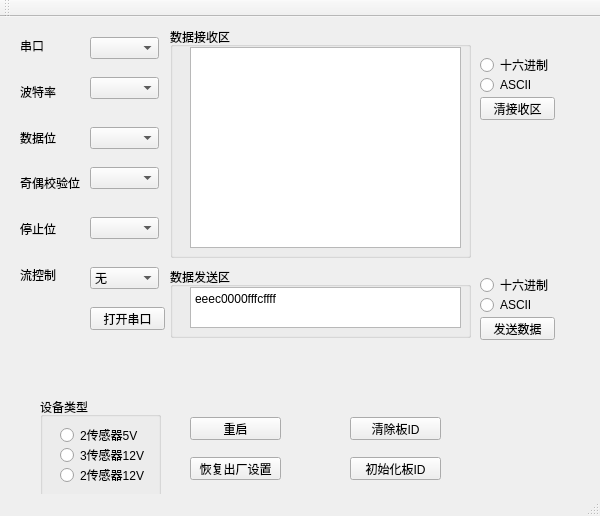
First picture: the form in Tool/FATool/FATool.ui, repository zhjiehua/PadPrinter, before the edit.
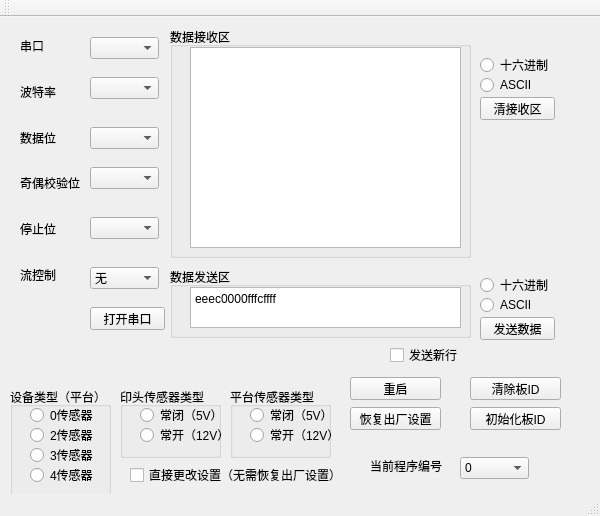
Second picture: the form after the edit.

```diff
--- a/Tool/FATool/FATool.ui
+++ b/Tool/FATool/FATool.ui
@@ -313,8 +313,8 @@
    <widget class="QPushButton" name="btnResetDefault">
     <property name="geometry">
      <rect>
-      <x>190</x>
-      <y>440</y>
+      <x>350</x>
+      <y>390</y>
       <width>91</width>
       <height>23</height>
      </rect>
@@ -323,63 +323,76 @@
      <string>恢复出厂设置</string>
     </property>
    </widget>
-   <widget class="QRadioButton" name="rb2Sensors5V">
-    <property name="geometry">
-     <rect>
-      <x>60</x>
-      <y>410</y>
-      <width>89</width>
-      <height>16</height>
-     </rect>
-    </property>
-    <property name="text">
-     <string>2传感器5V</string>
-    </property>
-   </widget>
-   <widget class="QRadioButton" name="rb3Sensors12V">
-    <property name="geometry">
-     <rect>
-      <x>60</x>
-      <y>430</y>
-      <width>89</width>
-      <height>16</height>
-     </rect>
-    </property>
-    <property name="text">
-     <string>3传感器12V</string>
-    </property>
-   </widget>
-   <widget class="QRadioButton" name="rb2Sensors12V">
-    <property name="geometry">
-     <rect>
-      <x>60</x>
-      <y>450</y>
-      <width>89</width>
-      <height>16</height>
-     </rect>
-    </property>
-    <property name="text">
-     <string>2传感器12V</string>
-    </property>
-   </widget>
    <widget class="QGroupBox" name="groupBox_3">
     <property name="geometry">
      <rect>
-      <x>40</x>
-      <y>380</y>
-      <width>121</width>
-      <height>101</height>
+      <x>10</x>
+      <y>370</y>
+      <width>101</width>
+      <height>111</height>
      </rect>
     </property>
     <property name="title">
-     <string>设备类型</string>
+     <string>设备类型（平台）</string>
     </property>
+    <widget class="QRadioButton" name="rb0Sensors">
+     <property name="geometry">
+      <rect>
+       <x>20</x>
+       <y>20</y>
+       <width>89</width>
+       <height>16</height>
+      </rect>
+     </property>
+     <property name="text">
+      <string>0传感器</string>
+     </property>
+    </widget>
+    <widget class="QRadioButton" name="rb4Sensors">
+     <property name="geometry">
+      <rect>
+       <x>20</x>
+       <y>80</y>
+       <width>89</width>
+       <height>16</height>
+      </rect>
+     </property>
+     <property name="text">
+      <string>4传感器</string>
+     </property>
+    </widget>
+    <widget class="QRadioButton" name="rb3Sensors">
+     <property name="geometry">
+      <rect>
+       <x>20</x>
+       <y>60</y>
+       <width>89</width>
+       <height>16</height>
+      </rect>
+     </property>
+     <property name="text">
+      <string>3传感器</string>
+     </property>
+    </widget>
+    <widget class="QRadioButton" name="rb2Sensors">
+     <property name="geometry">
+      <rect>
+       <x>20</x>
+       <y>40</y>
+       <width>89</width>
+       <height>16</height>
+      </rect>
+     </property>
+     <property name="text">
+      <string>2传感器</string>
+     </property>
+    </widget>
    </widget>
    <widget class="QPushButton" name="btnInitBoardID">
     <property name="geometry">
      <rect>
-      <x>350</x>
-      <y>440</y>
+      <x>470</x>
+      <y>390</y>
       <width>91</width>
       <height>23</height>
      </rect>
@@ -391,8 +404,8 @@
    <widget class="QPushButton" name="btnClsBoardID">
     <property name="geometry">
      <rect>
-      <x>350</x>
-      <y>400</y>
+      <x>470</x>
+      <y>360</y>
       <width>91</width>
       <height>23</height>
      </rect>
@@ -404,8 +417,8 @@
    <widget class="QPushButton" name="btnRestart">
     <property name="geometry">
      <rect>
-      <x>190</x>
-      <y>400</y>
+      <x>350</x>
+      <y>360</y>
       <width>91</width>
       <height>23</height>
      </rect>
@@ -414,6 +427,183 @@
      <string>重启</string>
     </property>
    </widget>
+   <widget class="QGroupBox" name="groupBox_4">
+    <property name="geometry">
+     <rect>
+      <x>120</x>
+      <y>370</y>
+      <width>101</width>
+      <height>71</height>
+     </rect>
+    </property>
+    <property name="title">
+     <string>印头传感器类型</string>
+    </property>
+    <widget class="QRadioButton" name="rbHeadSensorsNormalClose">
+     <property name="geometry">
+      <rect>
+       <x>20</x>
+       <y>20</y>
+       <width>89</width>
+       <height>16</height>
+      </rect>
+     </property>
+     <property name="text">
+      <string>常闭（5V）</string>
+     </property>
+    </widget>
+    <widget class="QRadioButton" name="rbHeadSensorsNormalOpen">
+     <property name="geometry">
+      <rect>
+       <x>20</x>
+       <y>40</y>
+       <width>89</width>
+       <height>16</height>
+      </rect>
+     </property>
+     <property name="text">
+      <string>常开（12V）</string>
+     </property>
+    </widget>
+   </widget>
+   <widget class="QGroupBox" name="groupBox_5">
+    <property name="geometry">
+     <rect>
+      <x>230</x>
+      <y>370</y>
+      <width>101</width>
+      <height>71</height>
+     </rect>
+    </property>
+    <property name="title">
+     <string>平台传感器类型</string>
+    </property>
+    <widget class="QRadioButton" name="rbPlatformSensorsNormalClose">
+     <property name="geometry">
+      <rect>
+       <x>20</x>
+       <y>20</y>
+       <width>89</width>
+       <height>16</height>
+      </rect>
+     </property>
+     <property name="text">
+      <string>常闭（5V）</string>
+     </property>
+    </widget>
+    <widget class="QRadioButton" name="rbPlatformSensorsNormalOpen">
+     <property name="geometry">
+      <rect>
+       <x>20</x>
+       <y>40</y>
+       <width>89</width>
+       <height>16</height>
+      </rect>
+     </property>
+     <property name="text">
+      <string>常开（12V）</string>
+     </property>
+    </widget>
+   </widget>
+   <widget class="QCheckBox" name="cbSendNewLine">
+    <property name="geometry">
+     <rect>
+      <x>390</x>
+      <y>330</y>
+      <width>71</width>
+      <height>16</height>
+     </rect>
+    </property>
+    <property name="text">
+     <string>发送新行</string>
+    </property>
+   </widget>
+   <widget class="QCheckBox" name="cbChangeSetupNow">
+    <property name="geometry">
+     <rect>
+      <x>130</x>
+      <y>450</y>
+      <width>211</width>
+      <height>16</height>
+     </rect>
+    </property>
+    <property name="text">
+     <string>直接更改设置（无需恢复出厂设置）</string>
+    </property>
+   </widget>
+   <widget class="QLabel" name="lbCurrentProgramNum">
+    <property name="geometry">
+     <rect>
+      <x>370</x>
+      <y>441</y>
+      <width>81</width>
+      <height>16</height>
+     </rect>
+    </property>
+    <property name="text">
+     <string>当前程序编号</string>
+    </property>
+   </widget>
+   <widget class="QComboBox" name="cmbCurrentProgramNum">
+    <property name="geometry">
+     <rect>
+      <x>460</x>
+      <y>440</y>
+      <width>69</width>
+      <height>22</height>
+     </rect>
+    </property>
+    <item>
+     <property name="text">
+      <string>0</string>
+     </property>
+    </item>
+    <item>
+     <property name="text">
+      <string>1</string>
+     </property>
+    </item>
+    <item>
+     <property name="text">
+      <string>2</string>
+     </property>
+    </item>
+    <item>
+     <property name="text">
+      <string>3</string>
+     </property>
+    </item>
+    <item>
+     <property name="text">
+      <string>4</string>
+     </property>
+    </item>
+    <item>
+     <property name="text">
+      <string>5</string>
+     </property>
+    </item>
+    <item>
+     <property name="text">
+      <string>6</string>
+     </property>
+    </item>
+    <item>
+     <property name="text">
+      <string>7</string>
+     </property>
+    </item>
+    <item>
+     <property name="text">
+      <string>8</string>
+     </property>
+    </item>
+    <item>
+     <property name="text">
+      <string>9</string>
+     </property>
+    </item>
+   </widget>
    <zorder>groupBox_3</zorder>
    <zorder>groupBox</zorder>
    <zorder>groupBox_2</zorder>
```
Left out of the diff: 9 changed lines with no effect on the pictures.
